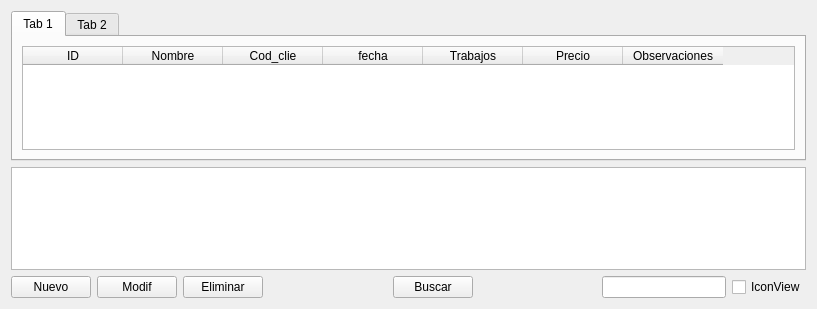
Above: Gui.ui from Fernandez-Miguel-A/Gestor_remake before the change. Below: the same form after it.
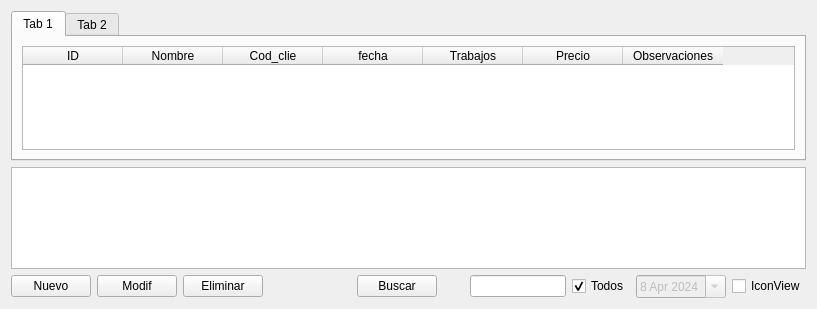
That is the form after the change. Custom widgets are drawn as their Qt base class.

Patch:
```diff
--- a/Gui.ui
+++ b/Gui.ui
@@ -284,6 +284,45 @@
      <item>
       <widget class="QLineEdit" name="lineEdit_txt"/>
      </item>
+     <item>
+      <widget class="QCheckBox" name="chk_Todos">
+       <property name="text">
+        <string>Todos</string>
+       </property>
+       <property name="checked">
+        <bool>true</bool>
+       </property>
+      </widget>
+     </item>
+     <item>
+      <widget class="QDateEdit" name="dateEdit">
+       <property name="enabled">
+        <bool>false</bool>
+       </property>
+       <property name="minimumSize">
+        <size>
+         <width>90</width>
+         <height>0</height>
+        </size>
+       </property>
+       <property name="wrapping">
+        <bool>false</bool>
+       </property>
+       <property name="dateTime">
+        <datetime>
+         <hour>13</hour>
+         <minute>0</minute>
+         <second>0</second>
+         <year>2024</year>
+         <month>4</month>
+         <day>8</day>
+        </datetime>
+       </property>
+       <property name="calendarPopup">
+        <bool>true</bool>
+       </property>
+      </widget>
+     </item>
      <item>
       <widget class="QCheckBox" name="View_Table">
        <property name="text">
```
